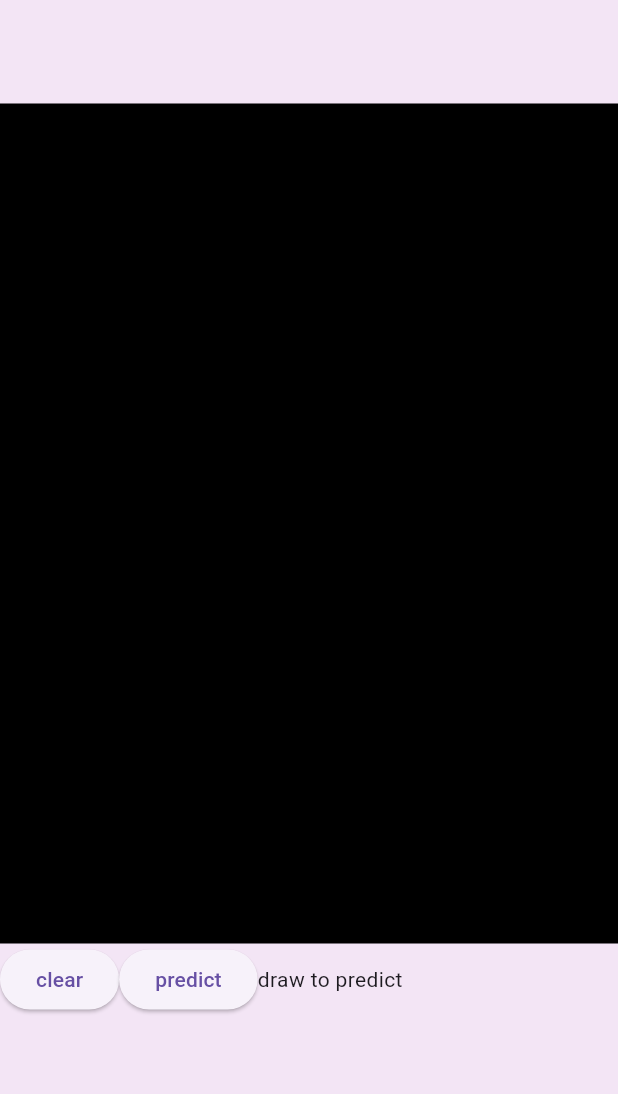
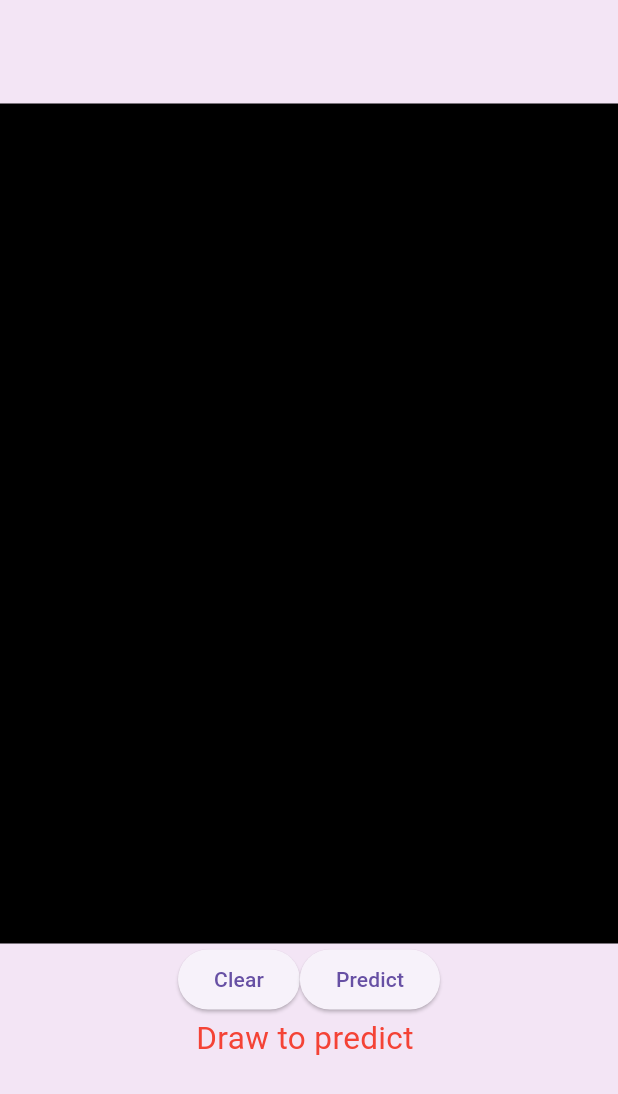
Before and after one commit to PsycoZombie/mnister, a Flutter app: the CanvasScreen screen opened by its route, on a phone screen of 412 x 824 dp. Shown: the top 1094 px of the screen. Run offline on Flutter 3.47's test engine with Material 3 defaults, Android fonts, the phone set to English and light mode, and no system bars; our stand-ins replace flutter_riverpod, go_router, riverpod_annotation; missing offline and left inert: tflite_flutter; generated files the repository leaves out were written again.

Commit message:
switched to cnn

```diff
--- a/lib/core/constants/constants.dart
+++ b/lib/core/constants/constants.dart
@@ -6,5 +6,5 @@ final double canvasHeight = rowSize * 2 * 10;
 final double maxIntensity = 255;
 final double cellWidth = canvasWidth / colSize;
 final double cellHeight = canvasHeight / rowSize;
-final double falloffRadius = 2.5;
-final double falloffSigma = 0.8;
+final double falloffRadius = 1.69;
+final double falloffSigma = 1.69;
--- a/lib/core/tflite/tflite_service_web.dart
+++ b/lib/core/tflite/tflite_service_web.dart
@@ -1,9 +1,10 @@
 import 'dart:convert';
+
 import 'package:http/http.dart' as http;
 
 class TFLiteService {
   Future<void> init() async {
-    // No init needed for web API
+    // No initialization needed for Flask
   }
 
   Future<int> runInference(List<List<double>> grid) async {
@@ -23,6 +24,6 @@ class TFLiteService {
   }
 
   void close() {
-    // Nothing to close
+    // Nothing to clean up
   }
 }
--- a/lib/features/draw/view/canvas_screen.dart
+++ b/lib/features/draw/view/canvas_screen.dart
@@ -14,7 +14,7 @@ class CanvasScreen extends ConsumerWidget {
               padding: const EdgeInsets.fromLTRB(0,69,0,0),
               child: Canvas(),
             ),
-            UtilityBar(),
+            Align(alignment: Alignment.center, child: UtilityBar()),
         ]
       )
     );
--- a/lib/features/draw/view/utility_bar.dart
+++ b/lib/features/draw/view/utility_bar.dart
@@ -9,22 +9,30 @@ class UtilityBar extends ConsumerWidget {
   @override
   Widget build(BuildContext context, WidgetRef ref) {
     final prediction = ref.watch(predictionProvider);
-    return Row(
+
+    return Column(
+      mainAxisAlignment: MainAxisAlignment.center,
+      children: [
+        Row(
+          mainAxisAlignment: MainAxisAlignment.center,
           children: [
             ElevatedButton(
               onPressed: () {
                 clearGrid(ref);
               },
-          child: Text('clear'),
+              child: Text('Clear'),
             ),
             ElevatedButton(
-          child: Text('predict'),
+              child: Text('Predict'),
               onPressed: () async {
                 predict(ref);
               },
             ),
+          ],
+        ),
         Text(
-          prediction == -1 ? 'draw to predict ' : "predicted $prediction?",
+          prediction == -1 ? 'Draw to predict ' : "Predicted $prediction?",
+          style: TextStyle(fontSize: 21, color: Colors.red),
         ),
       ],
     );
--- a/lib/main.dart
+++ b/lib/main.dart
@@ -15,10 +15,7 @@ class MnisterApp extends ConsumerWidget {
   Widget build(BuildContext context, WidgetRef ref) {
     final router = GoRouter(
       routes: [
-        GoRoute(
-          path: '/',
-          builder: (context, state) => const HomeScreen(),
-        ),
+        GoRoute(path: '/', builder: (context, state) => const HomeScreen()),
         GoRoute(
           path: '/canvas',
           builder: (context, state) => const CanvasScreen(),
--- a/pubspec.yaml
+++ b/pubspec.yaml
@@ -64,8 +64,8 @@ flutter:
   uses-material-design: true
 
   assets:
-    - assets/models/mnist_model.tflite
-    - assets/models/mnist_model.h5
+    - assets/models/mnist_cnn_model.tflite
+    - assets/silly_logo.webp
 
   # An image asset can refer to one or more resolution-specific "variants", see
   # https://flutter.dev/to/resolution-aware-images
```
Also changed, not shown: lib/core/tflite/tflite_service_mobile.dart (+11 -3 lines), lib/features/draw/repository/tflite_repo.dart (+11 -6 lines), lib/features/home/view/home_screen.dart (+21 -8 lines), lib/features/draw/view/canvas.dart (line endings or trailing spaces), 3 other files. Lines whose indentation alone changed are shown as unchanged.
